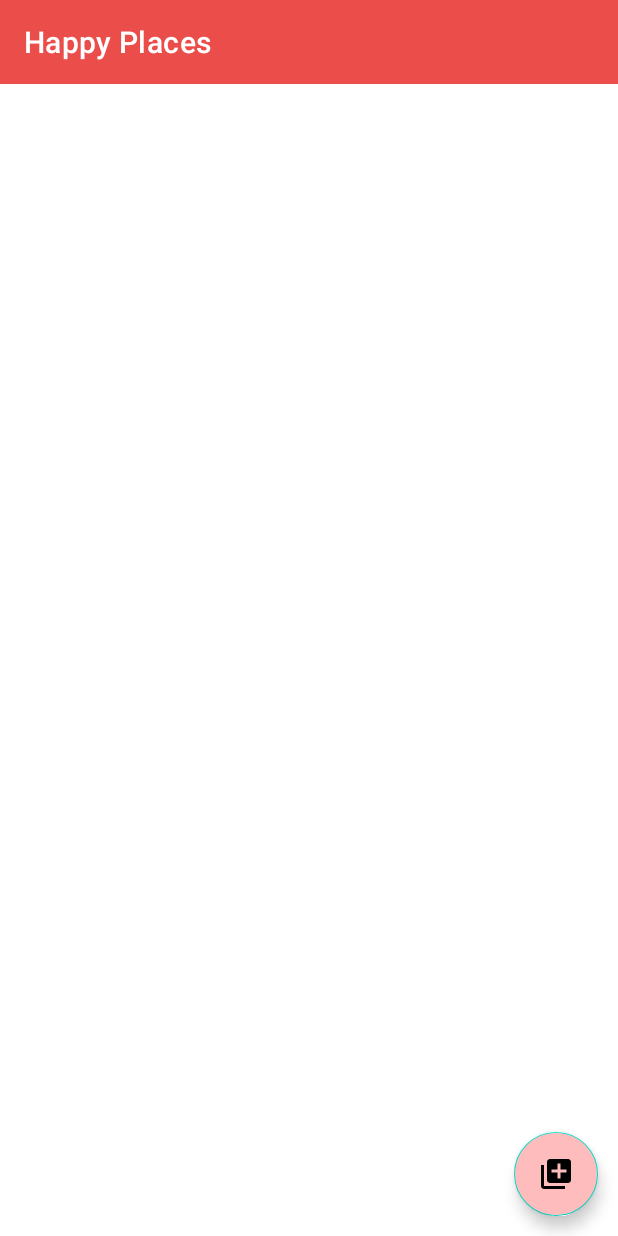
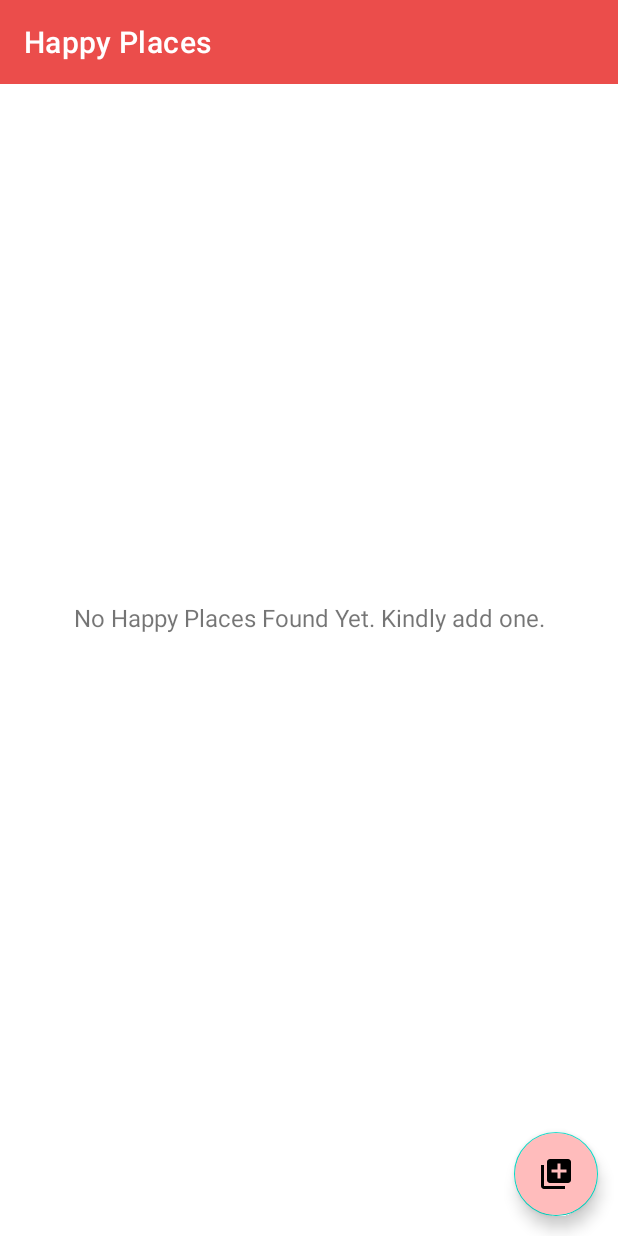
Before and after one commit to sumit024/HappyPlaces, an Android app: the screen it shows after launch (MainActivity), on a phone screen of 412 x 824 dp. Run offline under Robolectric (Android 15) with nearby library versions, the phone set to English and light mode, and no system bars; our stand-ins replace sdp/ssp sizes.

Commit message:
RecyclerView Shown

```diff
--- a/app/build.gradle
+++ b/app/build.gradle
@@ -46,4 +46,6 @@ dependencies {
     androidTestImplementation 'androidx.test.ext:junit:1.1.3'
     androidTestImplementation 'androidx.test.espresso:espresso-core:3.4.0'
     debugImplementation 'im.dino:dbinspector:3.4.1@aar'
+    implementation 'de.hdodenhof:circleimageview:3.1.0'
+    implementation 'androidx.recyclerview:recyclerview:1.1.0'
 }
--- a/app/src/main/java/com/app_devs/happyplaces/activities/AddHappyPlacesActivity.kt
+++ b/app/src/main/java/com/app_devs/happyplaces/activities/AddHappyPlacesActivity.kt
@@ -125,7 +125,7 @@ class AddHappyPlacesActivity : AppCompatActivity(), View.OnClickListener {
                         val addHappyPlace=dbHandler.addHappyPlace(happyPlaceModel)
                         if(addHappyPlace>0)
                         {
-                            Toast.makeText(this,"Place Saved",Toast.LENGTH_SHORT).show()
+                           setResult(Activity.RESULT_OK)
                             finish()
                         }
                     }
--- a/app/src/main/java/com/app_devs/happyplaces/activities/MainActivity.kt
+++ b/app/src/main/java/com/app_devs/happyplaces/activities/MainActivity.kt
@@ -1,11 +1,17 @@
 package com.app_devs.happyplaces.activities
 
+import android.app.Activity
 import android.content.Intent
 import androidx.appcompat.app.AppCompatActivity
 import android.os.Bundle
 import android.util.Log
+import android.view.View
+import androidx.activity.result.contract.ActivityResultContracts
+import androidx.recyclerview.widget.LinearLayoutManager
 import com.app_devs.happyplaces.R
+import com.app_devs.happyplaces.adapters.HappyPlaceAdapter
 import com.app_devs.happyplaces.databases.DatabaseHandler
+import com.app_devs.happyplaces.models.HappyPlaceModel
 import kotlinx.android.synthetic.main.activity_main.*
 
 class MainActivity : AppCompatActivity() {
@@ -15,10 +21,18 @@ class MainActivity : AppCompatActivity() {
         setContentView(R.layout.activity_main)
         addHappyPlaces.setOnClickListener {
             val intent= Intent(this, AddHappyPlacesActivity::class.java)
-            startActivity(intent)
+            launcher.launch(intent)
         }
         getHappyPlacesList()
 
+    }
+
+    private fun setUpRecyclerView(list:ArrayList<HappyPlaceModel>)
+    {
+        rv_happy_places_list.layoutManager=LinearLayoutManager(this)
+        rv_happy_places_list.setHasFixedSize(true)
+        val myAdapter=HappyPlaceAdapter(this,list)
+        rv_happy_places_list.adapter=myAdapter
     }
     private fun getHappyPlacesList()
     {
@@ -26,12 +40,24 @@ class MainActivity : AppCompatActivity() {
         val getHappyPlaceList=dbHandler.getHappyPlaceList()
         if(getHappyPlaceList.size>0)
         {
-            for(i in getHappyPlaceList)
-            {
-                Log.e("title",i.title)
-                Log.e("desc",i.description)
-
-            }
+           rv_happy_places_list.visibility=View.VISIBLE
+            tv_no_records_available.visibility=View.GONE
+            setUpRecyclerView(getHappyPlaceList)
+        }
+        else{
+            rv_happy_places_list.visibility=View.GONE
+            tv_no_records_available.visibility=View.VISIBLE
         }
     }
+    private val launcher=registerForActivityResult(ActivityResultContracts.StartActivityForResult())
+    {
+        result->
+
+        if(result.resultCode==Activity.RESULT_OK)
+        {
+            getHappyPlacesList()
+        }
+        else
+            Log.e("ACTIVITY","CANCELLED OR BACK PRESSED")
+    }
 }
--- a/app/src/main/res/layout/activity_main.xml
+++ b/app/src/main/res/layout/activity_main.xml
@@ -5,6 +5,10 @@
     android:layout_width="match_parent"
     android:layout_height="match_parent"
     tools:context=".activities.MainActivity">
+<RelativeLayout
+    android:layout_width="match_parent"
+    android:layout_height="wrap_content"
+    >
 
     <androidx.appcompat.widget.Toolbar
         android:id="@+id/toolbarMain"
@@ -16,6 +20,25 @@
         app:layout_constraintEnd_toEndOf="parent"
         app:layout_constraintStart_toStartOf="parent"
         app:layout_constraintTop_toTopOf="parent" />
+
+    <androidx.recyclerview.widget.RecyclerView
+        android:id="@+id/rv_happy_places_list"
+        android:layout_width="match_parent"
+        android:layout_height="match_parent"
+        android:layout_below="@id/toolbarMain"
+        android:visibility="gone"
+        tools:visibility="gone" />
+</RelativeLayout>
+    <!--This text view we will make it visible when the list size is 0 means no data available to display in list.-->
+    <TextView
+        android:id="@+id/tv_no_records_available"
+        android:layout_width="match_parent"
+        android:layout_height="match_parent"
+        android:gravity="center"
+        android:text="@string/note_text_no_happy_places_found_yet_kindly_add_one"
+        android:textSize="@dimen/no_records_available_text_size"
+        android:visibility="visible"
+        tools:visibility="visible" />
 
     <com.google.android.material.floatingactionbutton.FloatingActionButton
         android:layout_width="wrap_content"
--- a/app/src/main/res/values/strings.xml
+++ b/app/src/main/res/values/strings.xml
@@ -14,4 +14,5 @@
 
     <string name="btn_text_view_on_map">VIEW ON MAP</string>
     <string name="add_place_select_current_location_text">SELECT CURRENT LOCATION</string>
+
 </resources>
```
Also changed, not shown: app/src/main/AndroidManifest.xml (+11 -7 lines), app/src/main/java/com/app_devs/happyplaces/activities/HappyPlaceDetailActivity.kt (added, +12 -0 lines), app/src/main/java/com/app_devs/happyplaces/adapters/HappyPlaceAdapter.kt (added, +35 -0 lines), app/src/main/res/drawable/ic_delete_white_24dp.xml (added, +10 -0 lines), app/src/main/res/drawable/ic_edit_white_24dp.xml (added, +10 -0 lines), app/src/main/res/layout/activity_happy_place_detail.xml (added, +19 -0 lines), app/src/main/res/layout/item_happy_place.xml (added, +64 -0 lines), app/src/main/res/drawable/detail_screen_image_placeholder.png (added).
